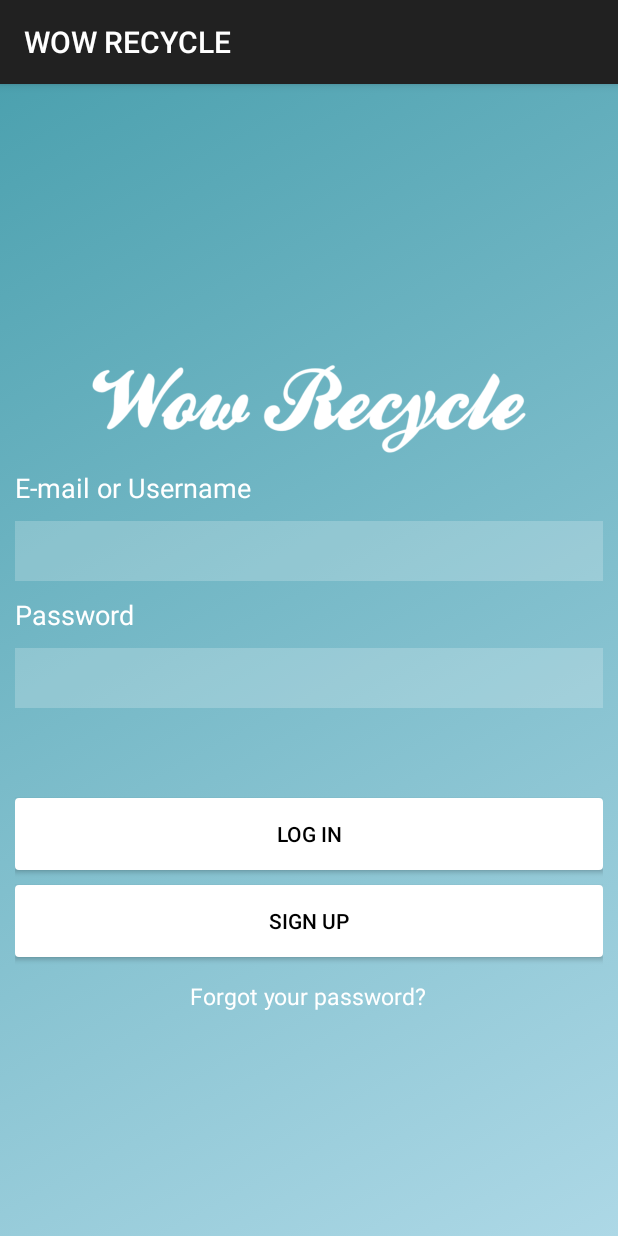
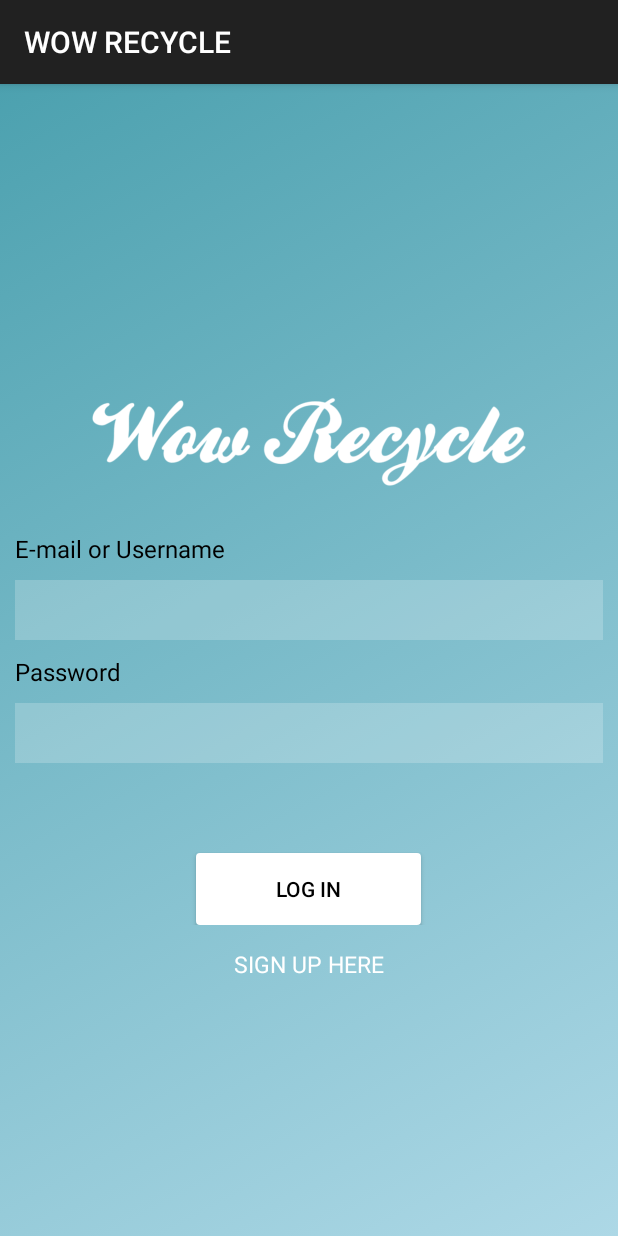
Before and after one commit to Junlim2804/WowRecycle, an Android app: the screen it shows after launch (MainActivity), on a phone screen of 412 x 824 dp. Run offline under Robolectric (Android 15) with nearby library versions, the phone set to English and light mode, and no system bars; our stand-ins replace Room's generated code, Volley.

Commit message:
initial commit

```diff
--- a/app/src/main/java/com/example/user/wowrecycle/MainActivity.java
+++ b/app/src/main/java/com/example/user/wowrecycle/MainActivity.java
@@ -6,6 +6,7 @@ import androidx.room.Room;
 import android.content.Context;
 import android.content.Intent;
 import android.content.pm.PackageManager;
+import android.graphics.Color;
 import android.graphics.drawable.AnimationDrawable;
 import android.os.AsyncTask;
 import android.os.Build;
@@ -117,7 +118,7 @@ public class MainActivity extends AppCompatActivity {
 
         Username = (EditText) findViewById(R.id.eUsername);
         Password = (EditText) findViewById(R.id.txtPassword);
-        FPassword = (TextView) findViewById(R.id.tvfpasswaord);
+        //FPassword = (TextView) findViewById(R.id.tvfpasswaord);
 
         Login = (Button) findViewById(R.id.btnLogin);
 
@@ -130,7 +131,18 @@ public class MainActivity extends AppCompatActivity {
                 String in_username=Username.getText().toString();
                 String in_password=Password.getText().toString();
                 if(in_username.equals("")||in_username==null||in_password==null||in_password.equals(""))
-                { Toast.makeText(getApplicationContext(),"Username and Password cannot be blank", Toast.LENGTH_SHORT ).show();
+                { //Toast.makeText(getApplicationContext(),"Username and Password cannot be blank", Toast.LENGTH_SHORT ).show();
+
+
+                    Toast toast = Toast.makeText(getApplicationContext(),"Username and Password cannot be blank", Toast.LENGTH_SHORT );
+                    View view = toast.getView();
+                   // view.setBackgroundResource(R.drawable.card_gradient);
+                    TextView text = (TextView) view.findViewById(android.R.id.message);
+                    text.setTextColor(Color.parseColor("#FF0000"));
+
+                    /*Here you can do anything with above textview like text.setTextColor(Color.parseColor("#000000"));*/
+                    toast.show();
+
                     return;
                 }
 
@@ -149,12 +161,12 @@ public class MainActivity extends AppCompatActivity {
             }
         });
 
-        FPassword.setOnClickListener(new View.OnClickListener() {
-            @Override
-            public void onClick(View v) {
+//        FPassword.setOnClickListener(new View.OnClickListener() {
+  //          @Override
+    //        public void onClick(View v) {
 
-            }
-        });
+      //      }
+       // });
 
         session = new SessionManager(getApplicationContext());
 
--- a/app/src/main/res/layout/activity_main.xml
+++ b/app/src/main/res/layout/activity_main.xml
@@ -40,12 +40,13 @@
         >
 
         <TextView
+            android:layout_marginTop="20dp"
 
             android:layout_width="wrap_content"
             android:layout_height="wrap_content"
             android:text="E-mail or Username"
-            android:textColor="#fff"
-            android:textSize="18sp" />
+            android:textColor="#000000"
+            android:textSize="16sp" />
 
 
         <EditText
@@ -61,15 +62,16 @@
 
             android:inputType="text|textEmailAddress"
             android:padding="10dp"
-            android:textColor="#fff"
+            android:textColor="#000000"
             android:textColorHint="#fff" />
         <TextView
             android:layout_marginTop="10dp"
             android:layout_width="wrap_content"
             android:layout_height="wrap_content"
             android:text="Password"
-            android:textColor="#fff"
-            android:textSize="18sp" />
+            android:textColor="#000000"
+            android:textSize="16sp"
+            />
 
 
         <EditText
@@ -83,28 +85,30 @@
 
             android:inputType="textPassword"
             android:padding="10dp"
-            android:textColor="#fff"
+            android:textColor="#000000"
             android:textColorHint="#fff"
             android:ems="10"/>
 
-        <Button
 
-            android:id="@+id/btnLogin"
+
+        <RelativeLayout
             android:layout_width="match_parent"
-            android:layout_height="wrap_content"
-            android:layout_marginTop="60dp"
-            android:background="@drawable/loginbutton"
-            android:text="Log In"
+            android:layout_height="wrap_content">
+
+            <Button
+
+                android:id="@+id/btnLogin"
+                android:layout_width="150dp"
+                android:layout_height="wrap_content"
+                android:layout_centerHorizontal="true"
+                android:layout_marginTop="60dp"
+                android:background="@drawable/loginbutton"
+                android:text="Log In"
+
             android:textColor="#000" />
 
-        <Button
-            android:id="@+id/tvregister"
-            android:layout_width="match_parent"
-            android:layout_height="wrap_content"
-            android:layout_marginTop="10dp"
-            android:background="@drawable/loginbutton"
-            android:text="Sign up"
-            android:textColor="#000" />
+
+        </RelativeLayout>
 
         <LinearLayout
             android:layout_width="match_parent"
@@ -115,10 +119,10 @@
             android:orientation="vertical">
 
             <TextView
-                android:id="@+id/tvfpasswaord"
+                android:id="@+id/tvregister"
                 android:layout_width="wrap_content"
                 android:layout_height="wrap_content"
-                android:text="Forgot your password?"
+                android:text="SIGN UP HERE"
                 android:textColor="#fff"
                 android:textSize="15sp" />
 
```
Also changed, not shown: app/src/main/res/layout/activity_register.xml (+22 -10 lines).
